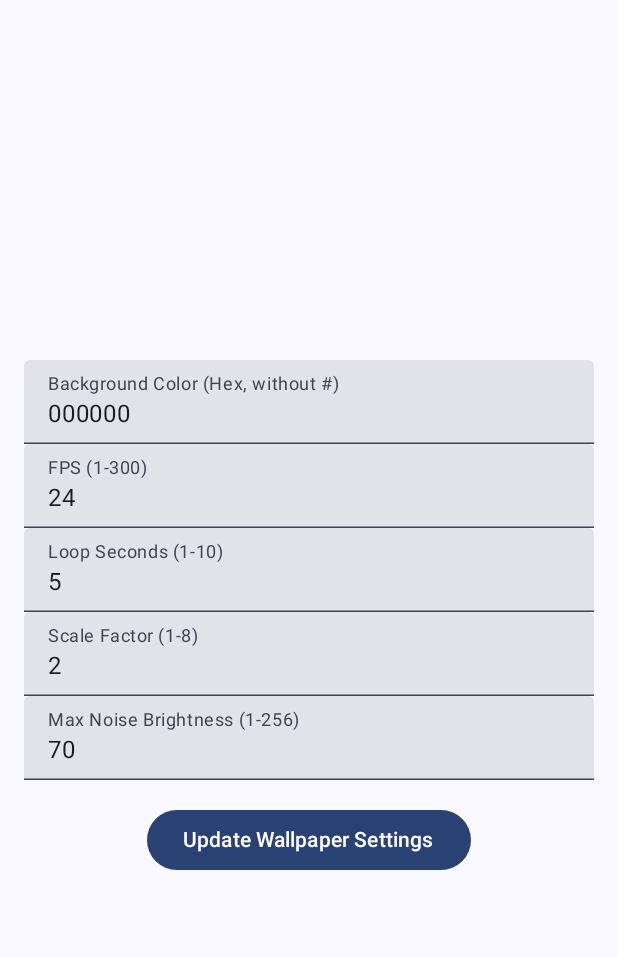
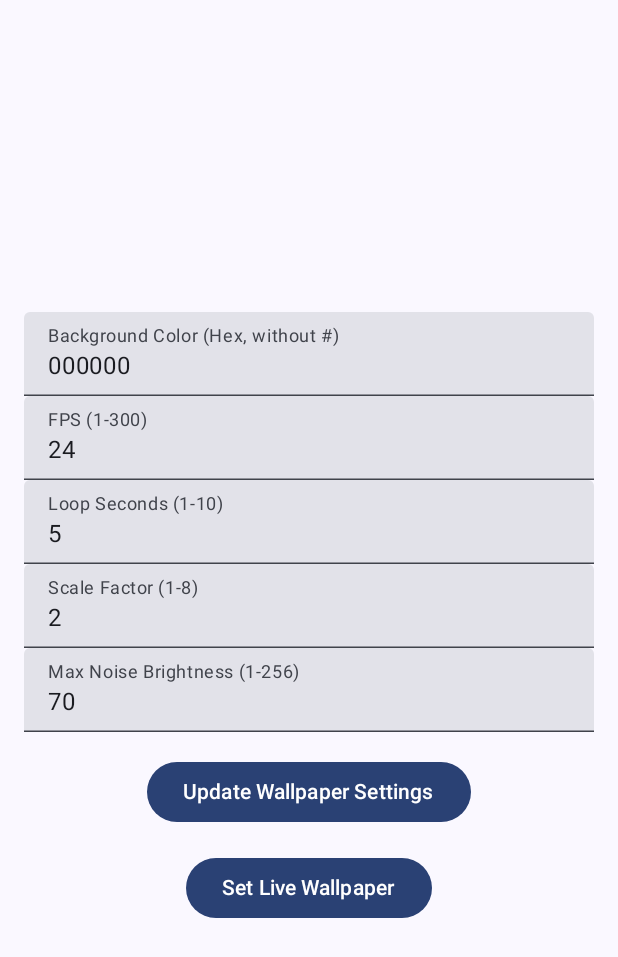
Before and after one commit to ImranR98/Wallstopper, an Android app built with Jetpack Compose: the screen it shows after launch (MainActivity), on a phone screen of 412 x 824 dp. Shown: the top 957 px of the screen. Run offline under Robolectric (Android 15) with nearby library versions, the phone set to English and light mode, and no system bars.

Commit message:
Input improvements

```diff
--- a/app/src/main/java/dev/imranr/staticwall/MainActivity.kt
+++ b/app/src/main/java/dev/imranr/staticwall/MainActivity.kt
@@ -41,6 +41,11 @@ import androidx.compose.runtime.*
 import androidx.compose.ui.Alignment
 import androidx.compose.ui.graphics.Color as ComposeColor
 import androidx.compose.ui.unit.dp
+import android.widget.Toast
+import android.provider.Settings
+import android.util.Log
+import androidx.compose.foundation.text.KeyboardOptions
+import androidx.compose.ui.text.input.KeyboardType
 
 class MainActivity : ComponentActivity() {
     @OptIn(ExperimentalStdlibApi::class)
@@ -54,12 +59,11 @@ class MainActivity : ComponentActivity() {
                     modifier = Modifier.fillMaxSize(),
                     color = MaterialTheme.colorScheme.background
                 ) {
-                    var colorInput by remember { mutableStateOf(TextFieldValue((initColour.toHexString(format = HexFormat.UpperCase)).substring(2))) }
-                    var fpsInput by remember { mutableStateOf(TextFieldValue(initFPS.toString())) }
-                    var loopSecondsInput by remember { mutableStateOf(TextFieldValue(initLoopSeconds.toString())) }
-                    var scaleFactorInput by remember { mutableStateOf(TextFieldValue(initScaleFactor.toString())) }
-                    var maxNoiseBrightnessInput by remember { mutableStateOf(TextFieldValue(
-                        initMaxNoiseBrightness.toString())) }
+                    var colorInput by remember { mutableStateOf(TextFieldValue(prefs.getInt("wallpaper_color", initColour).toHexString(format = HexFormat.UpperCase).substring(2))) }
+                    var fpsInput by remember { mutableStateOf(TextFieldValue(prefs.getInt("fps", initFPS).toString())) }
+                    var loopSecondsInput by remember { mutableStateOf(TextFieldValue(prefs.getInt("loop_seconds", initLoopSeconds).toString())) }
+                    var scaleFactorInput by remember { mutableStateOf(TextFieldValue(prefs.getInt("scale_factor", initScaleFactor).toString())) }
+                    var maxNoiseBrightnessInput by remember { mutableStateOf(TextFieldValue(prefs.getInt("max_noise_brightness", initMaxNoiseBrightness).toString())) }
 
                     Column(
                         modifier = Modifier
@@ -70,43 +74,75 @@ class MainActivity : ComponentActivity() {
                     ) {
                         TextField(
                             value = colorInput,
-                            onValueChange = { colorInput = it },
+                            onValueChange = {
+                                if (it.text.isEmpty() || it.text.matches(Regex("^#?[0-9a-fA-F]{0,6}$"))) {
+                                    colorInput = it
+                                }
+                            },
                             label = { Text("Background Color (Hex, without #)") },
                             modifier = Modifier.fillMaxWidth()
                         )
                         TextField(
                             value = fpsInput,
-                            onValueChange = { fpsInput = it },
+                            onValueChange = {
+                                if (it.text.isEmpty() || it.text.matches(Regex("[0-9]+")) && it.text.toInt() >= 1 && it.text.toInt() <= 300) {
+                                    fpsInput = it
+                                }
+                            },
                             label = { Text("FPS (1-300)") },
-                            modifier = Modifier.fillMaxWidth()
+                            modifier = Modifier.fillMaxWidth(),
+                            keyboardOptions = KeyboardOptions(keyboardType = KeyboardType.Number)
                         )
                         TextField(
                             value = loopSecondsInput,
-                            onValueChange = { loopSecondsInput = it },
+                            onValueChange = {
+                                if (it.text.isEmpty() || it.text.matches(Regex("[0-9]+")) && it.text.toInt() >= 1 && it.text.toInt() <= 10) {
+                                    loopSecondsInput = it
+                                }
+                            },
                             label = { Text("Loop Seconds (1-10)") },
-                            modifier = Modifier.fillMaxWidth()
+                            modifier = Modifier.fillMaxWidth(),
+                            keyboardOptions = KeyboardOptions(keyboardType = KeyboardType.Number)
                         )
                         TextField(
                             value = scaleFactorInput,
-                            onValueChange = { scaleFactorInput = it },
+                            onValueChange = {
+                                if (it.text.isEmpty() || it.text.matches(Regex("[0-9]+")) && it.text.toInt() >= 1 && it.text.toInt() <= 8) {
+                                    scaleFactorInput = it
+                                }
+                            },
                             label = { Text("Scale Factor (1-8)") },
-                            modifier = Modifier.fillMaxWidth()
+                            modifier = Modifier.fillMaxWidth(),
+                            keyboardOptions = KeyboardOptions(keyboardType = KeyboardType.Number)
                         )
                         TextField(
                             value = maxNoiseBrightnessInput,
-                            onValueChange = { maxNoiseBrightnessInput = it },
+                            onValueChange = {
+                                if (it.text.isEmpty() || it.text.matches(Regex("[0-9]+")) && it.text.toInt() >= 1 && it.text.toInt() <= 256) {
+                                    maxNoiseBrightnessInput = it
+                                }
+                            },
                             label = { Text("Max Noise Brightness (1-256)") },
-                            modifier = Modifier.fillMaxWidth()
+                            modifier = Modifier.fillMaxWidth(),
+                            keyboardOptions = KeyboardOptions(keyboardType = KeyboardType.Number)
                         )
 
                         Button(
                             onClick = {
+                                try {
                                     // Validate and save inputs
                                     val colorHex = colorInput.text
-                                val fps = fpsInput.text.toIntOrNull()?.coerceIn(1, 300) ?: initFPS
-                                val loopSeconds = loopSecondsInput.text.toIntOrNull()?.coerceIn(1, 10) ?: initLoopSeconds
-                                val scaleFactor = scaleFactorInput.text.toIntOrNull()?.coerceIn(1, 8) ?: initScaleFactor
-                                val maxNoiseBrightness = maxNoiseBrightnessInput.text.toIntOrNull()?.coerceIn(1, 256) ?: initMaxNoiseBrightness
+                                    val fps =
+                                        fpsInput.text.toIntOrNull()?.coerceIn(1, 300) ?: initFPS
+                                    val loopSeconds =
+                                        loopSecondsInput.text.toIntOrNull()?.coerceIn(1, 10)
+                                            ?: initLoopSeconds
+                                    val scaleFactor =
+                                        scaleFactorInput.text.toIntOrNull()?.coerceIn(1, 8)
+                                            ?: initScaleFactor
+                                    val maxNoiseBrightness =
+                                        maxNoiseBrightnessInput.text.toIntOrNull()?.coerceIn(1, 256)
+                                            ?: initMaxNoiseBrightness
 
                                     val color = if (colorHex.startsWith("#")) {
                                         Color.parseColor(colorHex)
@@ -122,10 +158,25 @@ class MainActivity : ComponentActivity() {
                                         putInt("max_noise_brightness", maxNoiseBrightness)
                                         apply()
                                     }
+                                    Toast.makeText(this@MainActivity, "Settings updated.", Toast.LENGTH_SHORT).show()
+                                } catch (e: Exception) {
+                                    Log.wtf("MainActivity", e.toString())
+                                    Toast.makeText(this@MainActivity, "Invalid input.", Toast.LENGTH_SHORT).show()
+                                }
                             },
                             modifier = Modifier.padding(top = 16.dp)
                         ) {
                             Text("Update Wallpaper Settings")
+                        }
+
+                        Button(
+                            onClick = {
+                                val intent = Intent(Intent.ACTION_SET_WALLPAPER)
+                                startActivity(intent)
+                            },
+                            modifier = Modifier.padding(top = 16.dp)
+                        ) {
+                            Text("Set Live Wallpaper")
                         }
                     }
                 }
--- a/app/src/main/java/dev/imranr/staticwall/MyWallpaperService.kt
+++ b/app/src/main/java/dev/imranr/staticwall/MyWallpaperService.kt
@@ -11,6 +11,8 @@ import kotlinx.coroutines.*
 import kotlin.random.Random
 
 val initColour = Color.parseColor("#000000")
+@OptIn(ExperimentalStdlibApi::class)
+val initColourString = (dev.imranr.staticwall.initColour.toHexString(format = HexFormat.UpperCase)).substring(2)
 const val initFPS = 24
 const val initLoopSeconds = 5
 const val initScaleFactor = 2
```
Lines whose indentation alone changed are shown as unchanged.
